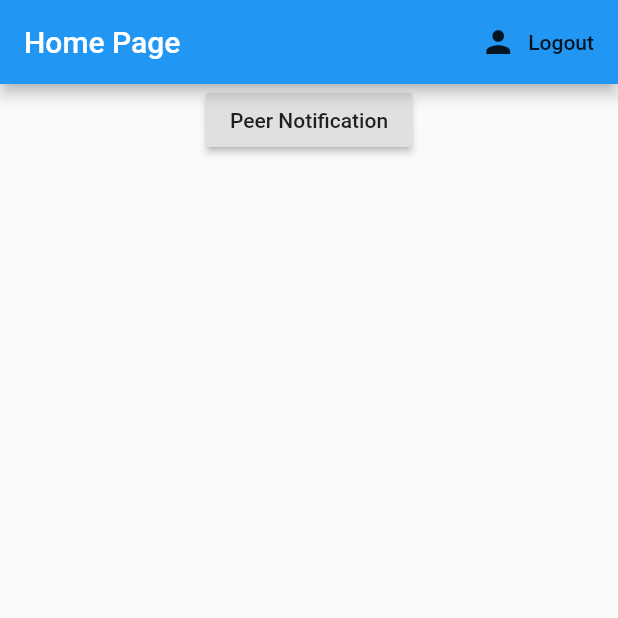
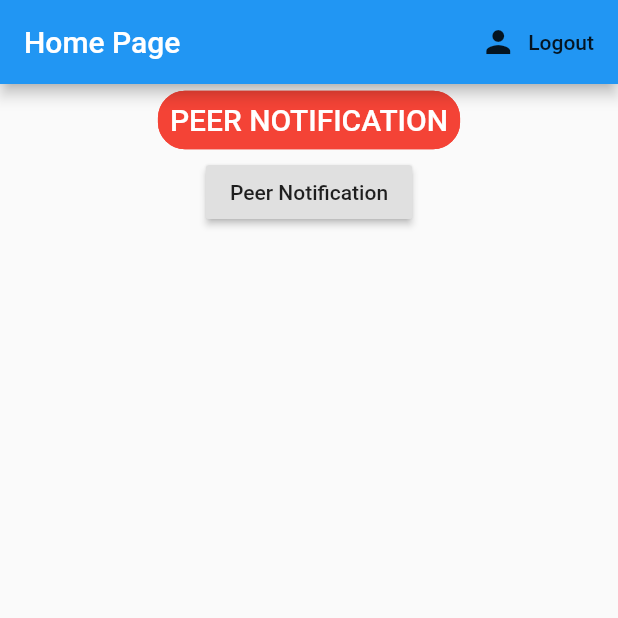
Before and after one commit to RohanGautam/beanSafetyApp, a Flutter app: the screen it shows once a user with an empty profile is signed in, on a phone screen of 412 x 824 dp, the top half of it. Run offline on Flutter 3.47's test engine with Material 2 defaults, Android fonts, the phone set to English and light mode, and no system bars; our stand-ins replace cloud_firestore, firebase_auth, firebase_messaging, flutter_spinkit, geolocator, google_maps_flutter; missing offline and left inert: flutter_polyline_points; accounts and stored records are empty.

Commit message:
added shared widgets

```diff
--- a/lib/screens/home/home.dart
+++ b/lib/screens/home/home.dart
@@ -3,6 +3,7 @@ import 'package:firebase_tutorial/screens/home/mapDirections.dart';
 import 'package:firebase_tutorial/screens/home/peerNotify.dart';
 import 'package:firebase_tutorial/services/auth.dart';
 import 'package:firebase_tutorial/services/database.dart';
+import 'package:firebase_tutorial/shared/customButton.dart';
 import 'package:flutter/material.dart';
 import 'package:provider/provider.dart';
 
@@ -33,6 +34,14 @@ class Home extends StatelessWidget {
           child: Center(
             child: Column(
               children: <Widget>[
+                CustomButton(
+                  text: 'Peer Notification',
+                  mpr: MaterialPageRoute(
+                      builder: (context) => StreamProvider.value(
+                            value: DatabaseService().userDataStream,
+                            child: PeerNotify(),
+                          )),
+                ),
                 RaisedButton(
                     child: Text("Peer Notification"),
                     onPressed: () {
--- /dev/null
+++ b/lib/shared/customButton.dart
@@ -0,0 +1,34 @@
+import 'package:flutter/material.dart';
+
+/// A Custom red colored flat button
+class CustomButton extends StatelessWidget implements PreferredSizeWidget {
+  String text;
+  MaterialPageRoute mpr;
+
+  CustomButton({this.text, this.mpr});
+
+  @override
+  Widget build(BuildContext context) {
+    return FlatButton(
+      shape: new RoundedRectangleBorder(
+          borderRadius: new BorderRadius.circular(18.0),
+          side: BorderSide(color: Colors.red)),
+      color: Colors.red,
+      textColor: Colors.white,
+      padding: EdgeInsets.all(8.0),
+      onPressed: () {
+        Navigator.push(context, mpr);
+      },
+      child: Text(
+        "$text".toUpperCase(),
+        textAlign: TextAlign.center,
+        style: TextStyle(
+          fontSize: 20.0,
+        ),
+      ),
+    );
+  }
+
+  @override
+  Size get preferredSize => Size.fromHeight(60);
+}
```
Also changed, not shown: lib/shared/baseAppBar.dart (added, +34 -0 lines), pubspec.yaml (+7 -0 lines), lib/screens/home/alertMe.dart (added), pubspec.lock, 1 other file.
